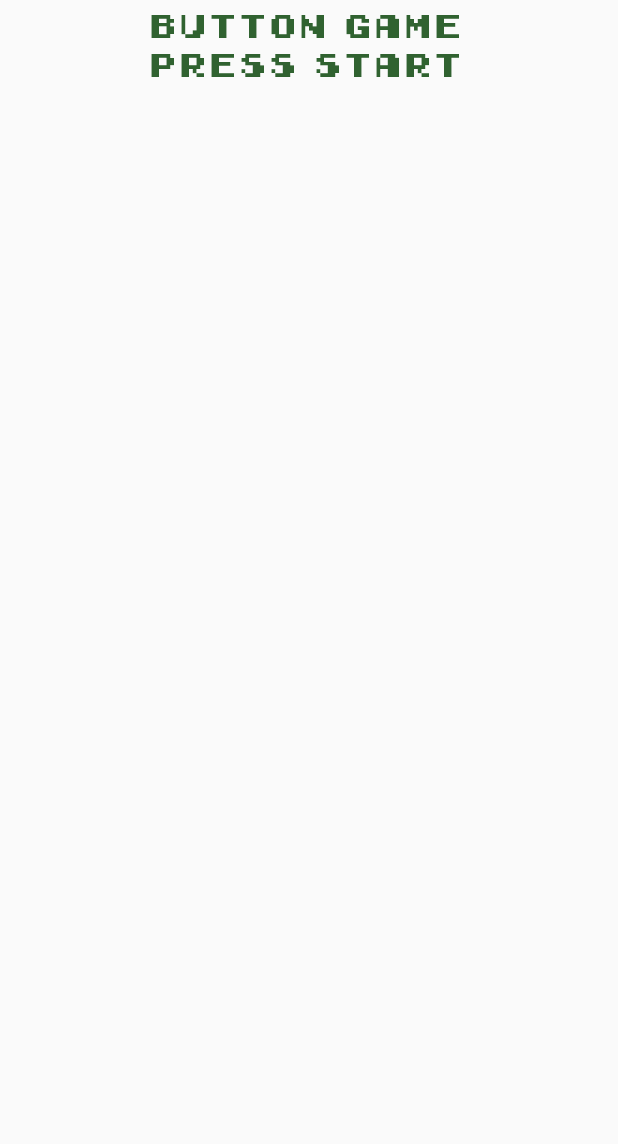
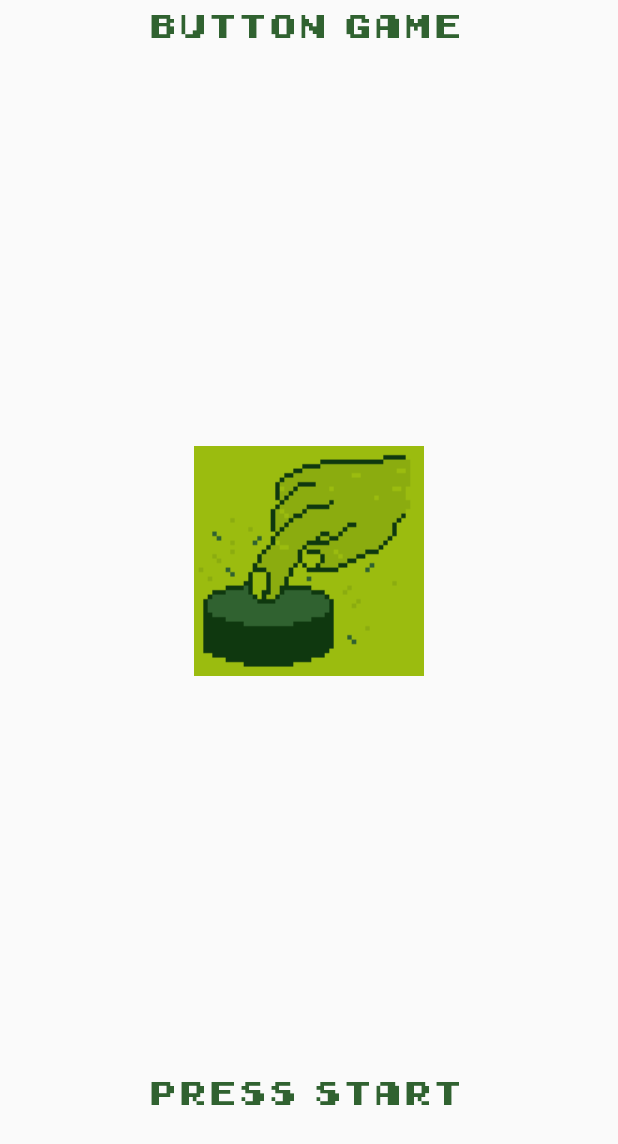
Before and after one commit to eralpkaraduman/FlutterGameKid, a Flutter app: the ButtonGameCartridge widget shown alone on an empty page, opened directly, on a phone screen of 412 x 824 dp. Shown: the top 1144 px of the screen. Run offline on Flutter 3.47's test engine with Material 2 defaults, Android fonts, the phone set to English and light mode, and no system bars; missing offline and left inert: soundpool.

Commit message:
Added button game intro art

```diff
--- a/lib/cartridges/buttonGame/ButtonGameCartridge.dart
+++ b/lib/cartridges/buttonGame/ButtonGameCartridge.dart
@@ -38,6 +38,15 @@ class _ButtonGameCartridgeState extends State<ButtonGameCartridge> {
           children: <Widget>[
             if (!_gameStarted) ...[
               GameTitleText('Button Game'),
+              Flexible(
+                child: FractionallySizedBox(
+                  widthFactor: 0.9,
+                  heightFactor: 0.9,
+                  child: Image(
+                    image: AssetImage("assets/images/button-game.png"),
+                  ),
+                ),
+              ),
               GameTitleText('Press Start'),
             ] else ...[
               GameTitleText('Press "A" to make the number go up'),
```
Also changed, not shown: assets/images/button-game.png (added), assets/images/button-game@2x.png (added).
